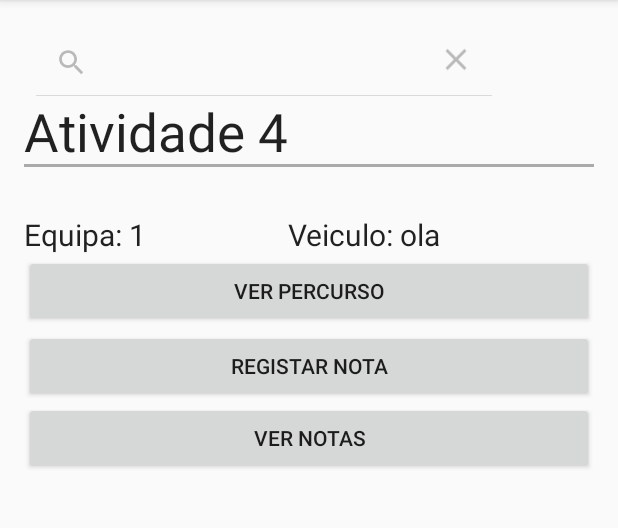
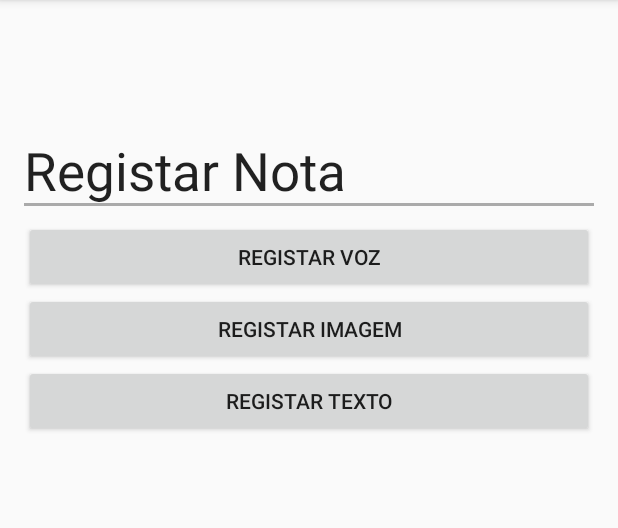
Before and after one commit to OctavioMaia/RallyScout, an Android app: the Atividade screen opened directly, with no data from a screen before it, after a tap on "REGISTAR NOTA", on a phone screen of 412 x 824 dp, the part 84-612 px from its top. Run offline under Robolectric (Android 15) with nearby library versions, the phone set to English and light mode, and no system bars; 2 other taps on this screen came first.

Commit message:
Icon e Atividade

```diff
--- a/JustTrailIt/app/src/main/java/rallyscouts/justtrailit/activity/Atividade.java
+++ b/JustTrailIt/app/src/main/java/rallyscouts/justtrailit/activity/Atividade.java
@@ -29,44 +29,19 @@ public class Atividade extends AppCompatActivity {
         TextView veiculo = (TextView) findViewById(R.id.id_Veiculo);
         veiculo.setText("Veiculo: " + "ola");
 
-        registarNota();
-        verNotas();
+    }
+
+    public void registarNota(View v){
+
+        Intent registarnota = new Intent(Atividade.this, RegistarNota.class);
+        Atividade.this.startActivity(registarnota);
     }
 
 
-    private void registarNota() {
-        startActivity(new Intent(Atividade.this, RegistarNota.class));
+    public void verNotas(View v){
+
+        Intent vernotas = new Intent(Atividade.this, Notas.class);
+        Atividade.this.startActivity(vernotas);
     }
 
-
-    private void verNotas() {
-        startActivity(new Intent(Atividade.this, Notas.class));
-    }
-
-/*
-    @Override
-    public boolean onCreateOptionsMenu(Menu menu) {
-        getMenuInflater().inflate(R.menu.menu_search, menu);
-
-        MenuItem searchItem = menu.findItem(R.id.searchView);
-        SearchView searchView = (SearchView) MenuItemCompat.getActionView(searchItem);
-        searchView.setOnQueryTextListener(this);
-
-        return true;
-    }
-
-    @Override
-    public boolean onQueryTextSubmit(String query) {
-        // User pressed the search button
-        return false;
-    }
-
-    @Override
-    public boolean onQueryTextChange(String newText) {
-        // User changed the text
-        return false;
-    }
-
-
-*/
 }
--- a/JustTrailIt/app/src/main/res/layout/activity_atividade.xml
+++ b/JustTrailIt/app/src/main/res/layout/activity_atividade.xml
@@ -33,7 +33,8 @@
         android:layout_marginTop="50dp"
         android:layout_alignParentLeft="true"
         android:layout_alignParentStart="true"
-        android:onClick="registarNota"/>
+        android:onClick="registarNota" >
+     </Button>
 
     <Button
         android:layout_width="fill_parent"
@@ -45,7 +46,8 @@
         android:layout_below="@+id/button_RegistarNota"
         android:layout_alignParentLeft="true"
         android:layout_alignParentStart="true"
-        android:onClick="verNotas"/>
+        android:onClick="verNotas">
+    </Button>
 
     <View
         android:layout_width="match_parent"
```
Also changed, not shown: JustTrailIt/app/src/main/ic_launcher-web.png (added), JustTrailIt/app/src/main/res/mipmap-hdpi/ic_launcher.png, JustTrailIt/app/src/main/res/mipmap-mdpi/ic_launcher.png, JustTrailIt/app/src/main/res/mipmap-xhdpi/ic_launcher.png, JustTrailIt/app/src/main/res/mipmap-xxhdpi/ic_launcher.png, JustTrailIt/app/src/main/res/mipmap-xxxhdpi/ic_launcher.png.
